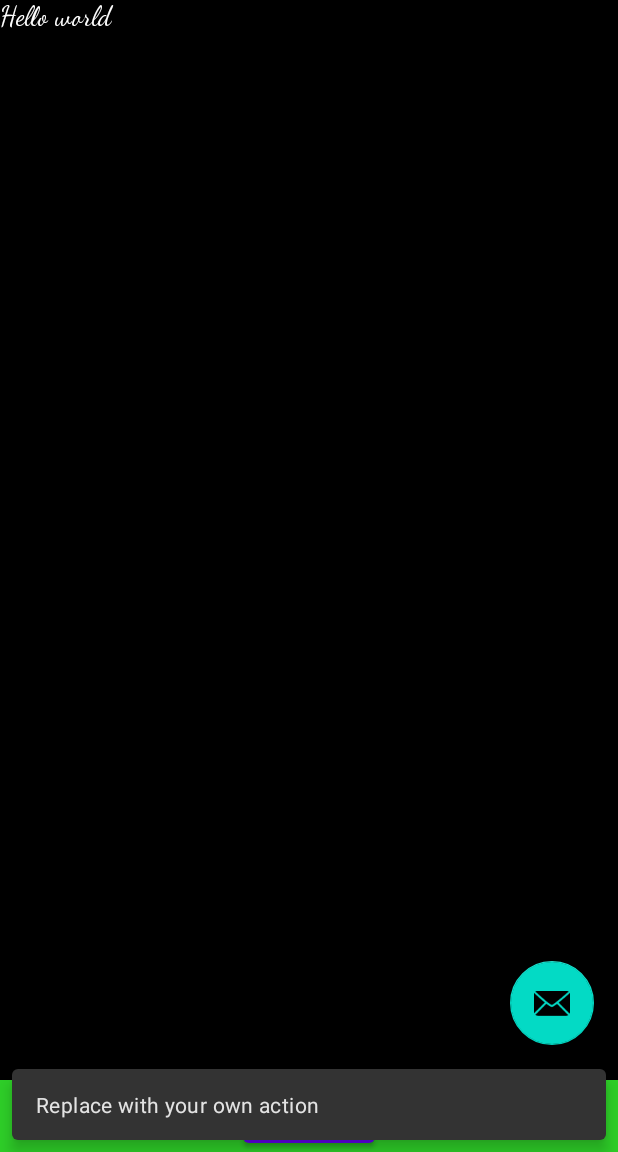
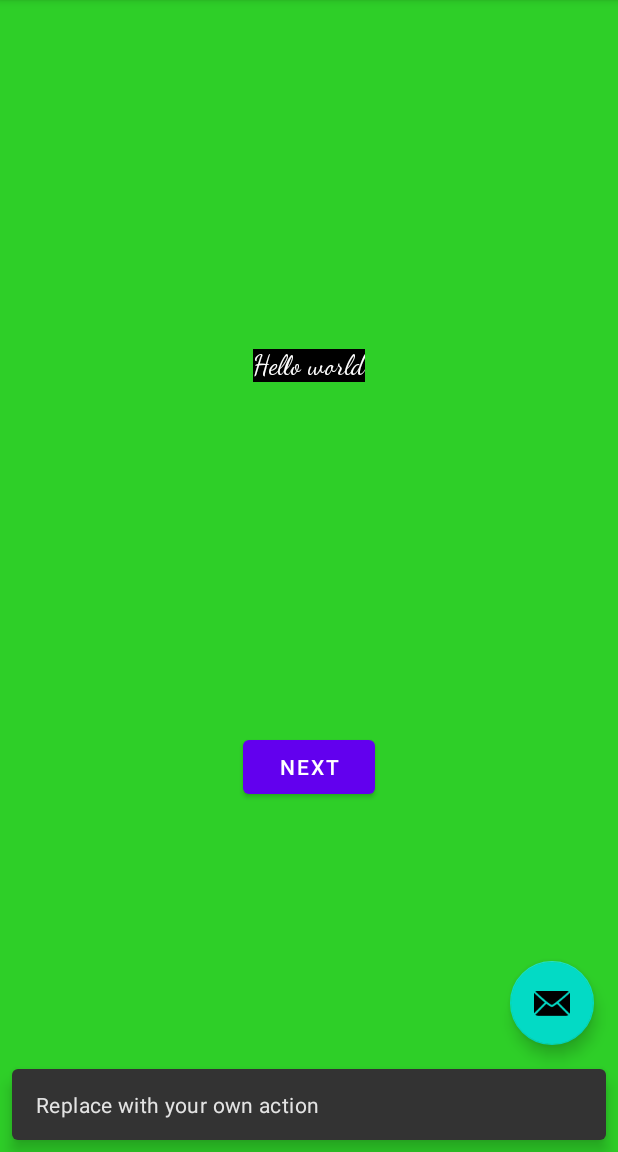
Before and after one commit to AlzoobeHibaAmo1/My_first_app, an Android app: the screen it shows after launch (MainActivity), after a tap on an icon or button, on a phone screen of 412 x 824 dp, the part 84-1236 px from its top. Run offline under Robolectric (Android 15) with nearby library versions, the phone set to English and light mode, and no system bars.

Commit message:
height and width change2

```diff
--- a/app/src/main/res/layout/fragment_first.xml
+++ b/app/src/main/res/layout/fragment_first.xml
@@ -9,8 +9,8 @@
 
     <TextView
         android:id="@+id/textview_first"
-        android:layout_width="0dp"
-        android:layout_height="0dp"
+        android:layout_width="wrap_content"
+        android:layout_height="wrap_content"
         android:background="@color/black"
         android:fontFamily="cursive"
         android:text="@string/hello_first_fragment"
```
